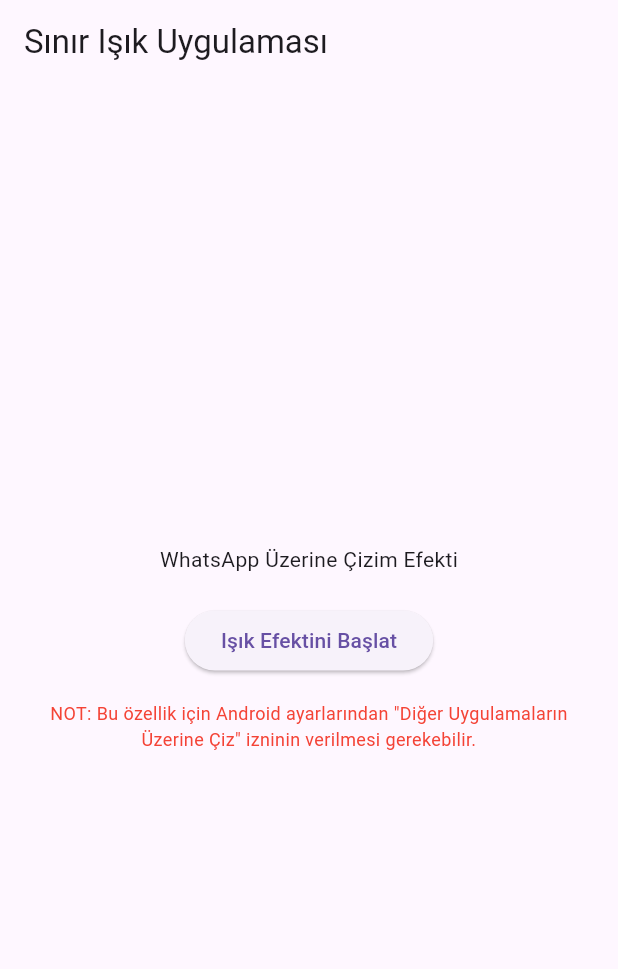
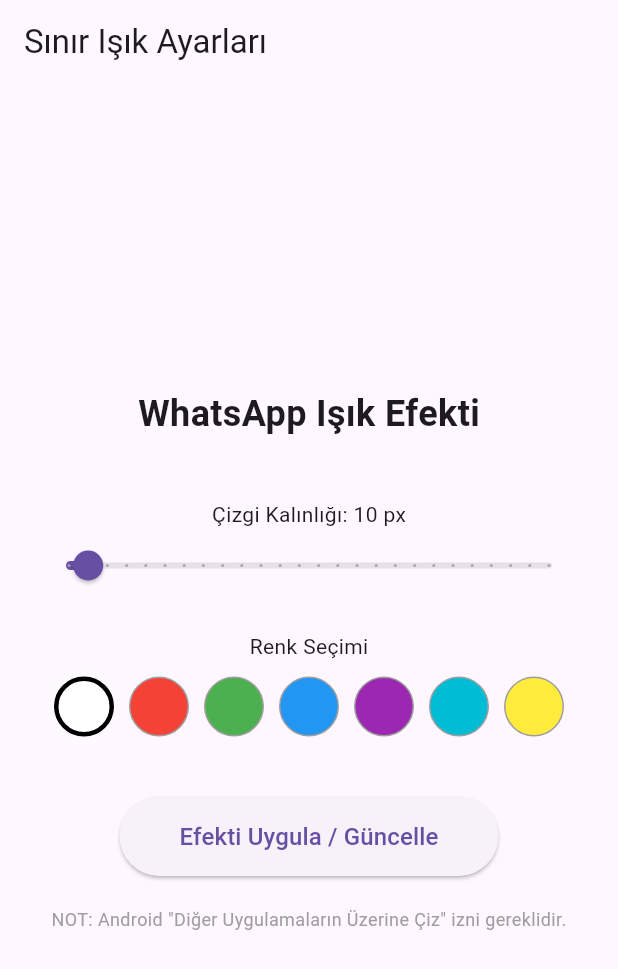
Before and after one commit to StrayeW/video_light, a Flutter app: the screen it shows after launch, on a phone screen of 412 x 824 dp. Shown: the top 969 px of the screen. Run offline on Flutter 3.47's test engine with Material 3 defaults, Android fonts, the phone set to English and light mode, and no system bars.

Commit message:
renk seçenekleri ve çizgi kalınlıkları eklendi

```diff
--- a/lib/main.dart
+++ b/lib/main.dart
@@ -1,7 +1,6 @@
 import 'package:flutter/material.dart';
 import 'package:flutter/services.dart';
 
-// Platform Kanalımızın adını tanımlıyoruz.
 const platform = MethodChannel('com.example.whatsapp_border_light/overlay');
 
 void main() {
@@ -12,6 +11,7 @@
   @override
   Widget build(BuildContext context) {
     return MaterialApp(
+      debugShowCheckedModeBanner: false,
       title: 'Sınır Işık Uygulaması',
       theme: ThemeData(primarySwatch: Colors.blue),
       home: HomePage(),
@@ -19,15 +19,39 @@
   }
 }
 
-class HomePage extends StatelessWidget {
+class HomePage extends StatefulWidget {
+  @override
+  _HomePageState createState() => _HomePageState();
+}
+
+class _HomePageState extends State<HomePage> {
+  // Varsayılan değerler
+  double _borderWidth = 10.0;
+  Color _selectedColor = Colors.white;
+
+  // Seçilebilir renkler listesi
+  final List<Color> _colors = [
+    Colors.white,
+    Colors.red,
+    Colors.green,
+    Colors.blue,
+    Colors.purple,
+    Colors.cyan,
+    Colors.yellow,
+  ];
+
   // 💡 Android Servisi Başlatma Metodu
   void _startOverlayService() async {
     try {
-      // Android'e 'startOverlay' metodunu çağırma komutunu gönderiyoruz.
-      final String result = await platform.invokeMethod('startOverlay');
+      // Android'e verileri (renk ve kalınlık) gönderiyoruz
+      final Map<String, dynamic> args = {
+        'width': _borderWidth,
+        'color': _selectedColor.value, // Renk kodunu integer olarak gönderir
+      };
+
+      final String result = await platform.invokeMethod('startOverlay', args);
       print('Overlay Servisi Başlatıldı: $result');
     } on PlatformException catch (e) {
-      // Eğer kanal bulunamazsa veya bir hata olursa (örneğin izin yoksa)
       print("Overlay servisi başlatılamadı: '${e.message}'.");
     }
   }
@@ -35,26 +59,93 @@
   @override
   Widget build(BuildContext context) {
     return Scaffold(
-      appBar: AppBar(title: Text('Sınır Işık Uygulaması')),
+      appBar: AppBar(title: const Text('Sınır Işık Ayarları')),
       body: Center(
+        child: Padding(
+          padding: const EdgeInsets.all(20.0),
           child: Column(
             mainAxisAlignment: MainAxisAlignment.center,
             children: <Widget>[
-            const Text('WhatsApp Üzerine Çizim Efekti'),
+              const Text(
+                'WhatsApp Işık Efekti',
+                style: TextStyle(fontSize: 24, fontWeight: FontWeight.bold),
+              ),
+              const SizedBox(height: 40),
+
+              // --- KALINLIK AYARI ---
+              Text('Çizgi Kalınlığı: ${_borderWidth.toInt()} px'),
+              Slider(
+                value: _borderWidth,
+                min: 5.0,
+                max: 100.0,
+                divisions: 25,
+                label: _borderWidth.round().toString(),
+                onChanged: (double value) {
+                  setState(() {
+                    _borderWidth = value;
+                  });
+                },
+              ),
+
               const SizedBox(height: 20),
+
+              // --- RENK AYARI ---
+              const Text('Renk Seçimi'),
+              const SizedBox(height: 10),
+              Wrap(
+                spacing: 10,
+                children: _colors.map((color) {
+                  return GestureDetector(
+                    onTap: () {
+                      setState(() {
+                        _selectedColor = color;
+                      });
+                    },
+                    child: Container(
+                      width: 40,
+                      height: 40,
+                      decoration: BoxDecoration(
+                          color: color,
+                          shape: BoxShape.circle,
+                          border: Border.all(
+                            color: _selectedColor == color
+                                ? Colors.black
+                                : Colors.grey,
+                            width: _selectedColor == color ? 3 : 1,
+                          ),
+                          boxShadow: [
+                            if (_selectedColor == color)
+                              BoxShadow(
+                                  color: color.withOpacity(0.5),
+                                  blurRadius: 10,
+                                  spreadRadius: 2)
+                          ]),
+                    ),
+                  );
+                }).toList(),
+              ),
+
+              const SizedBox(height: 40),
+
+              // --- BAŞLAT BUTONU ---
               ElevatedButton(
+                style: ElevatedButton.styleFrom(
+                  padding:
+                      const EdgeInsets.symmetric(horizontal: 40, vertical: 15),
+                ),
                 onPressed: _startOverlayService,
-              child: const Text('Işık Efektini Başlat'),
+                child: const Text('Efekti Uygula / Güncelle',
+                    style: TextStyle(fontSize: 16)),
               ),
-            const Padding(
-              padding: EdgeInsets.all(16.0),
-              child: Text(
-                'NOT: Bu özellik için Android ayarlarından "Diğer Uygulamaların Üzerine Çiz" izninin verilmesi gerekebilir.',
+
+              const SizedBox(height: 20),
+              const Text(
+                'NOT: Android "Diğer Uygulamaların Üzerine Çiz" izni gereklidir.',
                 textAlign: TextAlign.center,
-                style: TextStyle(fontSize: 12, color: Colors.red),
-              ),
+                style: TextStyle(fontSize: 12, color: Colors.grey),
               ),
             ],
+          ),
         ),
       ),
     );
```
Also changed, not shown: 3 other files. Lines whose indentation alone changed are shown as unchanged.
